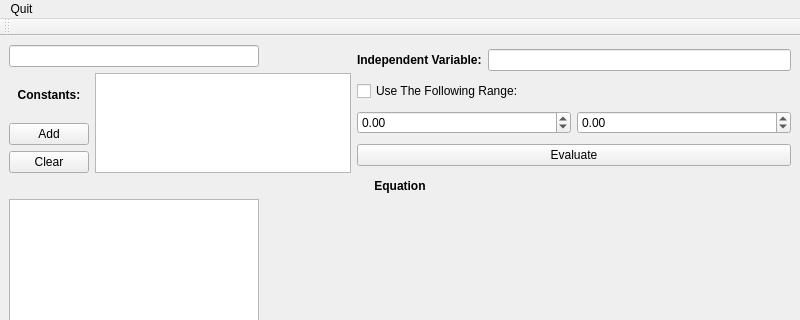
Qt form Graphing.ui (4ydx/easygraph) before a commit; both pictures show x 0 to 800 and y 0 to 320 of the 800 by 631 pixel window.
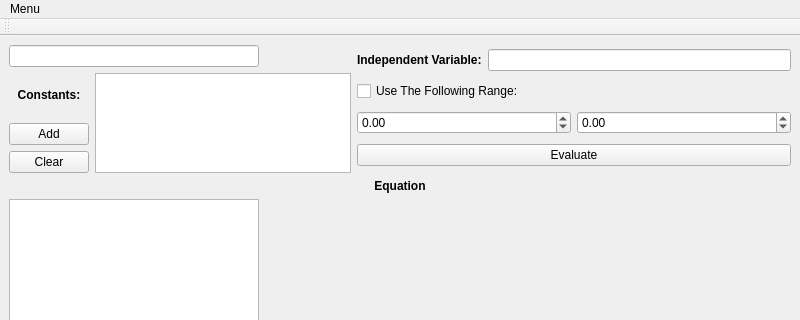
The same form after that commit. Custom widgets are drawn as their Qt base class.

```diff
--- a/Graphing.ui
+++ b/Graphing.ui
@@ -210,7 +210,7 @@
    </property>
    <widget class="QMenu" name="menuQuit" >
     <property name="title" >
-     <string>Quit</string>
+     <string>Menu</string>
     </property>
    </widget>
    <addaction name="menuQuit" />
```
Left out of the diff: 6 changed lines with no effect on the pictures.
